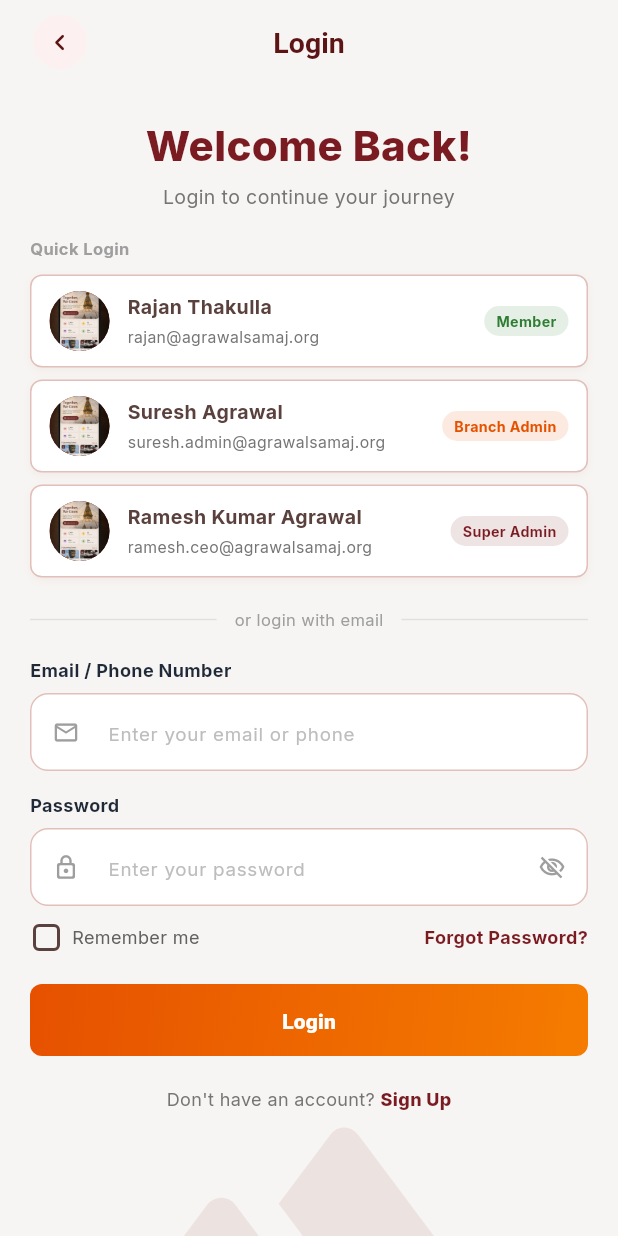
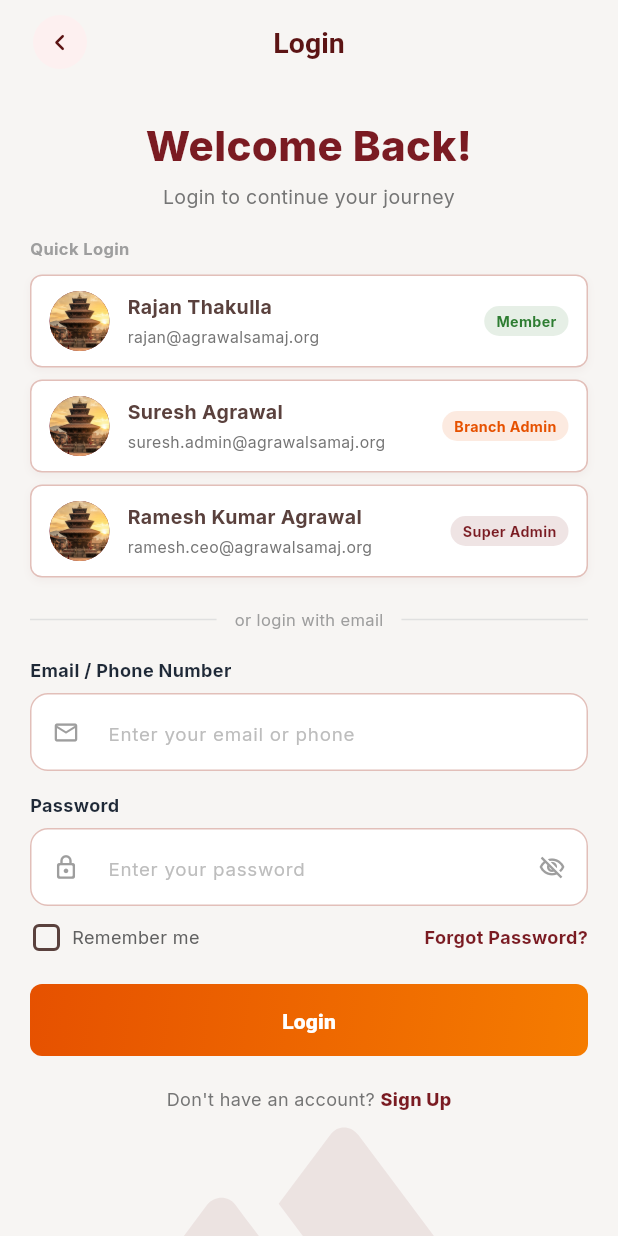
Before and after one commit to rajanthakullavlogs-ux/agrawal-samaj, a Flutter app: the LoginScreen screen opened by its route, on a phone screen of 412 x 824 dp. Run offline on Flutter 3.47's test engine with Material 3 defaults, Android fonts, the phone set to English and light mode, and no system bars; our stand-ins replace cached_network_image, fl_chart, flutter_dotenv, flutter_riverpod, go_router, google_fonts and 2 more; accounts and stored records are empty; network calls fail.

Commit message:
Use clean Swayambhunath Stupa header image for profile banner

```diff
--- a/lib/features/auth/presentation/profile_screen.dart
+++ b/lib/features/auth/presentation/profile_screen.dart
@@ -51,9 +51,9 @@ class ProfileScreen extends ConsumerWidget {
                 fit: StackFit.expand,
                 children: [
                   Image.asset(
-                    'assets/images/profile_banner.jpg',
+                    'assets/images/pagoda_header_bg.png',
                     fit: BoxFit.cover,
-                    alignment: Alignment.topCenter,
+                    alignment: Alignment.center,
                   ),
                   Container(
                     decoration: BoxDecoration(
@@ -137,7 +137,7 @@ class ProfileScreen extends ConsumerWidget {
                   backgroundImage: profile.avatarUrl != null &&
                           profile.avatarUrl!.startsWith('assets/')
                       ? AssetImage(profile.avatarUrl!) as ImageProvider
-                      : const AssetImage('assets/images/profile_banner.jpg'),
+                      : const AssetImage('assets/images/pagoda_header_bg.png'),
                 ),
                 const SizedBox(width: 14),
                 Expanded(
--- a/lib/features/auth/presentation/providers/auth_provider.dart
+++ b/lib/features/auth/presentation/providers/auth_provider.dart
@@ -25,7 +25,7 @@ final Profile demoMemberProfile = Profile(
   locationId: 'loc-ktm',
   membershipType: 'normal',
   membershipStatus: 'active',
-  avatarUrl: 'assets/images/profile_banner.jpg',
+  avatarUrl: 'assets/images/pagoda_header_bg.png',
   createdAt: DateTime(2024, 1, 15),
 );
 
@@ -41,7 +41,7 @@ final Profile demoLocationAdminProfile = Profile(
   locationId: 'loc-ktm',
   membershipType: 'business',
   membershipStatus: 'active',
-  avatarUrl: 'assets/images/profile_banner.jpg',
+  avatarUrl: 'assets/images/pagoda_header_bg.png',
   createdAt: DateTime(2023, 6, 1),
 );
 
@@ -57,7 +57,7 @@ final Profile demoSuperAdminProfile = Profile(
   locationId: 'loc-ktm',
   membershipType: 'business',
   membershipStatus: 'active',
-  avatarUrl: 'assets/images/profile_banner.jpg',
+  avatarUrl: 'assets/images/pagoda_header_bg.png',
   createdAt: DateTime(2022, 1, 1),
 );
 
```
